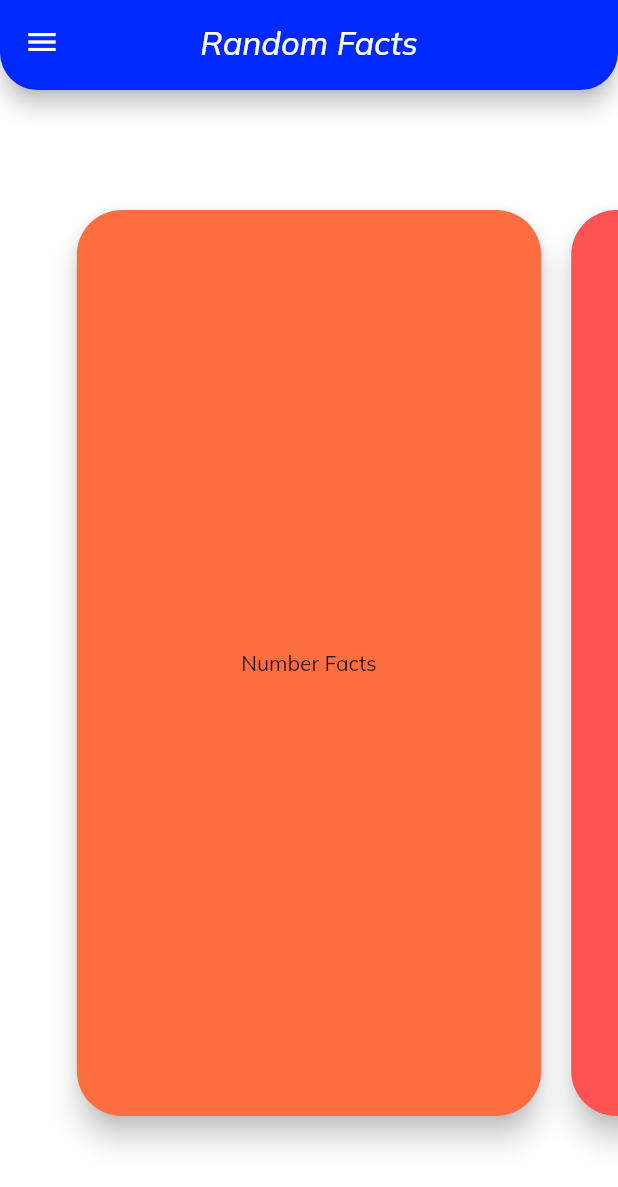
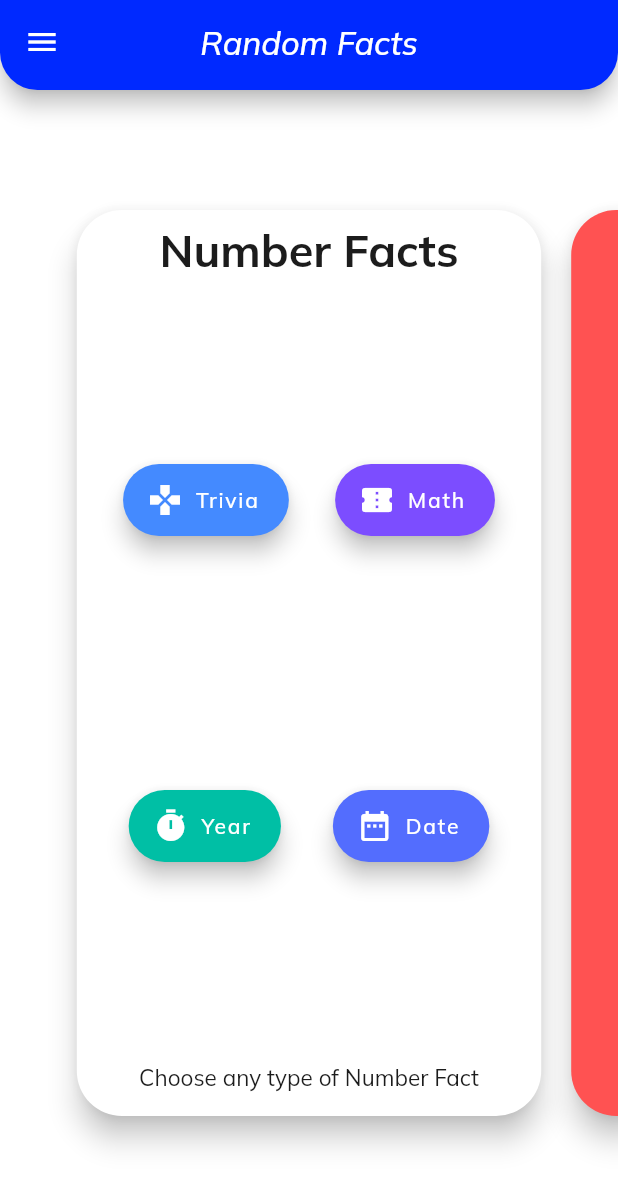
Before and after one commit to AS-Devs/numbers_game, a Flutter app: the screen it shows after launch, on a phone screen of 412 x 824 dp. Shown: the top 1187 px of the screen. Run offline on Flutter 3.47's test engine with Material 2 defaults, Android fonts, the phone set to English and light mode, and no system bars; our stand-ins replace connectivity, google_fonts, numberpicker, package_info, share, shared_preferences; missing offline and left inert: fluttie.

Commit message:
Some experimental changes I don't remember anymore
Signed-off-by: Ayon Das <ayantorres@gmail.com>

```diff
--- a/lib/widgets/fact_page_views.dart
+++ b/lib/widgets/fact_page_views.dart
@@ -2,6 +2,7 @@ import 'package:flutter/material.dart';
 import 'package:numbers_game/providers/theme_provider.dart';
 import 'package:numbers_game/utils/connectivity.dart';
 import 'package:numbers_game/webapis/services.dart';
+import 'package:numbers_game/widgets/number_fact_widget.dart';
 import 'package:provider/provider.dart';
 import 'package:share/share.dart';
 
@@ -36,20 +37,38 @@ class _FactPageViewState extends State<FactPageView>
         Container(
             color: Colors.transparent,
             child: Card(
-              color: Colors.deepOrangeAccent,
+                color: themeProvider.getTheme.cardColor,
                 elevation: 8,
                 shape: RoundedRectangleBorder(
                   borderRadius: BorderRadius.circular(30.0),
                 ),
                 margin: EdgeInsets.symmetric(vertical: 80.0, horizontal: 10.0),
-              child: InkWell(
-                borderRadius: BorderRadius.circular(30.0),
-                child: Center(
-                  child: Text("Number Facts"),
+                child: Stack(
+                  children: <Widget>[
+                    Align(
+                        alignment: Alignment.topCenter,
+                        child: Padding(
+                          padding: const EdgeInsets.only(top: 8.0),
+                          child: Text(
+                            "Number Facts",
+                            style: TextStyle(
+                                color: themeProvider.getTheme.indicatorColor,
+                                fontSize: 30.0,
+                                fontWeight: FontWeight.bold),
                           ),
-                onTap: () {},
                         )),
-        ),
+                    Align(
+                        alignment: Alignment.bottomCenter,
+                        child: Padding(
+                          padding: const EdgeInsets.only(bottom: 16.0),
+                          child: Text("Choose any type of Number Fact",
+                              style: TextStyle(
+                                  color: themeProvider.getTheme.indicatorColor,
+                                  fontSize: 15.0)),
+                        )),
+                    NumberFactWidget()
+                  ],
+                ))),
         Container(
           color: Colors.transparent,
           child: Card(
@@ -91,6 +110,7 @@ class _FactPageViewState extends State<FactPageView>
                   ),
                   Center(
                     child: TweenAnimationBuilder<double>(
+                      key: UniqueKey(),
                       tween: Tween<double>(begin: 60.0, end: _size),
                       duration: Duration(seconds: 2),
                       curve: Curves.elasticInOut,
@@ -146,8 +166,8 @@ class _FactPageViewState extends State<FactPageView>
                     child: Padding(
                       padding: const EdgeInsets.only(bottom: 16.0),
                       child: Text("Click to get Quota Facts",
-                            style: TextStyle(
-                                color: Colors.white60, fontSize: 15.0)),
+                          style:
+                              TextStyle(color: Colors.white60, fontSize: 15.0)),
                     )),
                 Center(
                   child: isCatFactLoading
@@ -200,6 +220,7 @@ class _FactPageViewState extends State<FactPageView>
               ),
               Center(
                 child: TweenAnimationBuilder<Color>(
+                  key: UniqueKey(),
                   tween: ColorTween(begin: Colors.red, end: _colorValue),
                   duration: const Duration(seconds: 2),
                   curve: Curves.easeInOut,
@@ -286,6 +307,14 @@ class _FactPageViewState extends State<FactPageView>
                       ),
                     ),
                     IconButton(
+                      icon: Icon(Icons.save),
+                      padding: EdgeInsets.zero,
+                      color: Theme.of(context).primaryColor,
+                      onPressed: () {
+                        Navigator.pop(context);
+                      },
+                    ),
+                    IconButton(
                       icon: Icon(Icons.share),
                       padding: EdgeInsets.zero,
                       color: Theme.of(context).primaryColor,
--- /dev/null
+++ b/lib/widgets/number_fact_widget.dart
@@ -0,0 +1,195 @@
+import 'package:flutter/material.dart';
+import 'package:numbers_game/providers/theme_provider.dart';
+import 'package:numbers_game/utils/connectivity.dart';
+import 'package:provider/provider.dart';
+
+enum ApiType { trivia, year, date, math }
+
+class NumberFactWidget extends StatefulWidget {
+  @override
+  _NumberFactWidgetState createState() => _NumberFactWidgetState();
+}
+
+class _NumberFactWidgetState extends State<NumberFactWidget> {
+  bool _isTypeSelected = false;
+  TextEditingController controller;
+  ApiType _apiType;
+
+  @override
+  void initState() {
+    super.initState();
+    controller = TextEditingController();
+  }
+
+  @override
+  Widget build(BuildContext context) {
+    final themeProvider = Provider.of<DynamicTheme>(context);
+    return AnimatedSwitcher(
+        duration: const Duration(milliseconds: 800),
+        switchInCurve: Curves.easeInOutCirc,
+        switchOutCurve: Curves.easeInOutCirc,
+        transitionBuilder: (Widget child, Animation<double> animation) {
+          return ScaleTransition(
+            scale: animation,
+            child: child,
+          );
+        },
+        child: _isTypeSelected
+            ? _getNumberInput(themeProvider)
+            : _getNumberFactType());
+  }
+
+  Widget _getNumberInput(DynamicTheme themeProvider) {
+    return Center(
+      child: Column(
+        mainAxisAlignment: MainAxisAlignment.spaceEvenly,
+        children: <Widget>[
+          Container(
+            width: 200.0,
+            child: TextField(
+              style: TextStyle(color: themeProvider.getTheme.iconTheme.color),
+              decoration: InputDecoration(
+                  enabledBorder: OutlineInputBorder(
+                      borderSide: BorderSide(
+                          color: themeProvider.getTheme.primaryColor, width: 2.0),
+                      borderRadius: BorderRadius.circular(10.0)),
+                  focusedBorder: OutlineInputBorder(
+                      borderSide: BorderSide(
+                          color: themeProvider.getTheme.primaryColor, width: 2.0),
+                      borderRadius: BorderRadius.circular(10.0)),
+                  // labelText: 'Enter a number',
+                  prefixIcon: Icon(
+                    Icons.search,
+                    color: themeProvider.getTheme.primaryColor,
+                  ),
+                  focusColor: themeProvider.getTheme.primaryColor,
+                  fillColor: themeProvider.getTheme.primaryColor,
+                  hintText: 'Enter Number',
+                  contentPadding:
+                      EdgeInsets.symmetric(vertical: 15.0, horizontal: 20.0)),
+              keyboardType: TextInputType.number,
+              maxLength: 10,
+              textInputAction: TextInputAction.done,
+              textAlign: TextAlign.center,
+              controller: controller,
+            ),
+          ),
+          FloatingActionButton.extended(
+              onPressed: () => {setState(() => _isTypeSelected = !_isTypeSelected)},
+              label: const Text("Submit"),
+              icon: const Icon(Icons.refresh),
+              heroTag: "Get Fact",
+              backgroundColor: Colors.blueAccent)
+        ],
+      ),
+    );
+  }
+
+  Widget _getNumberFactType() {
+    return Column(
+      mainAxisAlignment: MainAxisAlignment.spaceEvenly,
+      children: <Widget>[
+        Row(
+          children: <Widget>[
+            FloatingActionButton.extended(
+                onPressed: () =>
+                    {setState(() {
+                      _isTypeSelected = !_isTypeSelected;
+                      _apiType = ApiType.trivia;
+                    })},
+                label: const Text("Trivia"),
+                icon: const Icon(Icons.games),
+                heroTag: "Trivia",
+                backgroundColor: Colors.blueAccent),
+            FloatingActionButton.extended(
+              onPressed: () =>
+                  {setState(() {
+                      _isTypeSelected = !_isTypeSelected;
+                      _apiType = ApiType.math;
+                    })},
+              label: const Text("Math"),
+              icon: const Icon(Icons.confirmation_number),
+              heroTag: "Math",
+              backgroundColor: Colors.deepPurpleAccent,
+            )
+          ],
+          mainAxisAlignment: MainAxisAlignment.spaceEvenly,
+          crossAxisAlignment: CrossAxisAlignment.center,
+        ),
+        Row(
+          children: <Widget>[
+            FloatingActionButton.extended(
+              onPressed: () =>
+                  {setState(() => _isTypeSelected = !_isTypeSelected)},
+              label: const Text("Year"),
+              icon: const Icon(Icons.timer),
+              heroTag: "Year",
+              backgroundColor: Colors.tealAccent[700],
+            ),
+            FloatingActionButton.extended(
+              onPressed: () =>
+                  {setState(() => _isTypeSelected = !_isTypeSelected)},
+              label: const Text("Date"),
+              icon: const Icon(Icons.date_range),
+              heroTag: "Date",
+              backgroundColor: Colors.indigoAccent,
+            ),
+          ],
+          mainAxisAlignment: MainAxisAlignment.spaceEvenly,
+          crossAxisAlignment: CrossAxisAlignment.center,
+        )
+      ],
+    );
+  }
+
+  void _getFact() async {
+    var isNetworkConnected = await NetworkConnectivity.isNetworkConnected();
+    if (isNetworkConnected) {
+      switch (_apiType) {
+        case ApiType.trivia:
+          if (controller.text.isEmpty) {
+            //_showFactBottomSheet(context, getTriviaFact());
+          } else {
+            // _showFactBottomSheet(
+            //     context, getTriviaFact(number: controller.text));
+          }
+          break;
+        case ApiType.year:
+          //_showFactBottomSheet(context, getYearFact());
+          break;
+        case ApiType.date:
+          //_showFactBottomSheet(context, getDateFact());
+          break;
+        case ApiType.math:
+          if (controller.text.isEmpty) {
+            //_showFactBottomSheet(context, getMathFact());
+          } else {
+            //_showFactBottomSheet(context, getMathFact(number: controller.text));
+          }
+          break;
+        default:
+          break;
+      }
+    } else {
+      _showError('No Internet Connectivity');
+    }
+  }
+
+  void _showError(String error) {
+    final snackBar = SnackBar(
+      content: Text(error),
+      elevation: 5.0,
+      backgroundColor: Theme.of(context).accentColor,
+      duration: Duration(seconds: 5),
+      action: SnackBarAction(
+        label: 'Ok',
+        textColor: Colors.white,
+        onPressed: () {},
+      ),
+    );
+
+    Scaffold.of(context).showSnackBar(snackBar);
+    setState(() {
+    });
+  }
+}
```
Lines whose indentation alone changed are shown as unchanged.
